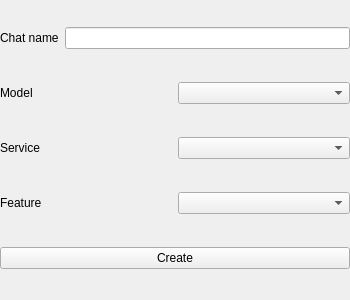
Before: the Qt Designer form Gems/GenAIFramework/Code/Source/UI/NewChatWidget.ui in RobotecAI/o3de-genai-gems, drawn with Qt 5.
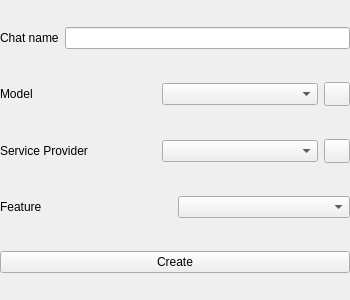
After: the same form once the commit is applied.

What changed in the file:
```diff
--- a/Gems/GenAIFramework/Code/Source/UI/NewChatWidget.ui
+++ b/Gems/GenAIFramework/Code/Source/UI/NewChatWidget.ui
@@ -49,6 +49,25 @@
       <item>
        <widget class="QComboBox" name="models"/>
       </item>
+      <item>
+       <widget class="QPushButton" name="pushButtonModels">
+        <property name="sizePolicy">
+         <sizepolicy hsizetype="Fixed" vsizetype="Fixed">
+          <horstretch>0</horstretch>
+          <verstretch>0</verstretch>
+         </sizepolicy>
+        </property>
+        <property name="maximumSize">
+         <size>
+          <width>26</width>
+          <height>24</height>
+         </size>
+        </property>
+        <property name="text">
+         <string/>
+        </property>
+       </widget>
+      </item>
      </layout>
     </item>
     <item>
@@ -56,13 +75,32 @@
       <item>
        <widget class="QLabel" name="labelService">
         <property name="text">
-         <string>Service</string>
+         <string>Service Provider</string>
         </property>
        </widget>
       </item>
       <item>
        <widget class="QComboBox" name="providers"/>
       </item>
+      <item>
+       <widget class="QPushButton" name="pushButtonProviders">
+        <property name="sizePolicy">
+         <sizepolicy hsizetype="Fixed" vsizetype="Fixed">
+          <horstretch>0</horstretch>
+          <verstretch>0</verstretch>
+         </sizepolicy>
+        </property>
+        <property name="maximumSize">
+         <size>
+          <width>26</width>
+          <height>24</height>
+         </size>
+        </property>
+        <property name="text">
+         <string/>
+        </property>
+       </widget>
+      </item>
      </layout>
     </item>
     <item>
@@ -75,7 +113,14 @@
        </widget>
       </item>
       <item>
-       <widget class="QComboBox" name="features"/>
+       <widget class="QComboBox" name="features">
+        <property name="sizePolicy">
+         <sizepolicy hsizetype="Preferred" vsizetype="Fixed">
+          <horstretch>0</horstretch>
+          <verstretch>0</verstretch>
+         </sizepolicy>
+        </property>
+       </widget>
       </item>
      </layout>
     </item>
```
Left out of the diff: 4 changed lines with no effect on the pictures.
